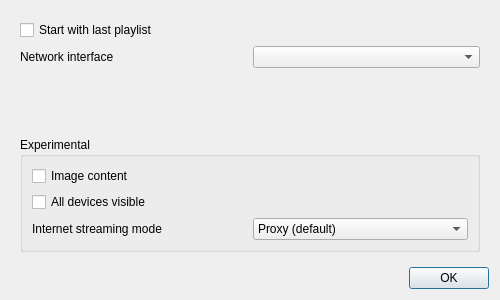
Old version of the form desktop/src/settingsdialog.ui in the repository mkiol/Jupii.
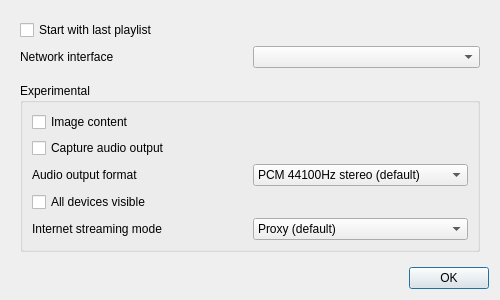
New version of the form.

Commit message: Option to change captured audio output format

```diff
--- a/desktop/src/settingsdialog.ui
+++ b/desktop/src/settingsdialog.ui
@@ -79,6 +79,48 @@
            </property>
           </widget>
          </item>
+         <item>
+          <widget class="QCheckBox" name="pulseCheckBox">
+           <property name="text">
+            <string>Capture audio output</string>
+           </property>
+          </widget>
+         </item>
+         <item>
+          <layout class="QHBoxLayout" name="pulseModeLayout">
+           <item>
+            <widget class="QLabel" name="label_3">
+             <property name="text">
+              <string>Audio output format</string>
+             </property>
+            </widget>
+           </item>
+           <item>
+            <widget class="QComboBox" name="pulseModeComboBox">
+             <item>
+              <property name="text">
+               <string>PCM 44100Hz stereo (default)</string>
+              </property>
+             </item>
+             <item>
+              <property name="text">
+               <string>PCM 44100Hz mono</string>
+              </property>
+             </item>
+             <item>
+              <property name="text">
+               <string>PCM 22050Hz stereo</string>
+              </property>
+             </item>
+             <item>
+              <property name="text">
+               <string>PCM 22050Hz mono</string>
+              </property>
+             </item>
+            </widget>
+           </item>
+          </layout>
+         </item>
          <item>
           <widget class="QCheckBox" name="allDevicesCheckBox">
            <property name="enabled">
```
Left out of the diff: 4 changed lines with no effect on the pictures. The commit also changes 12 other files.
